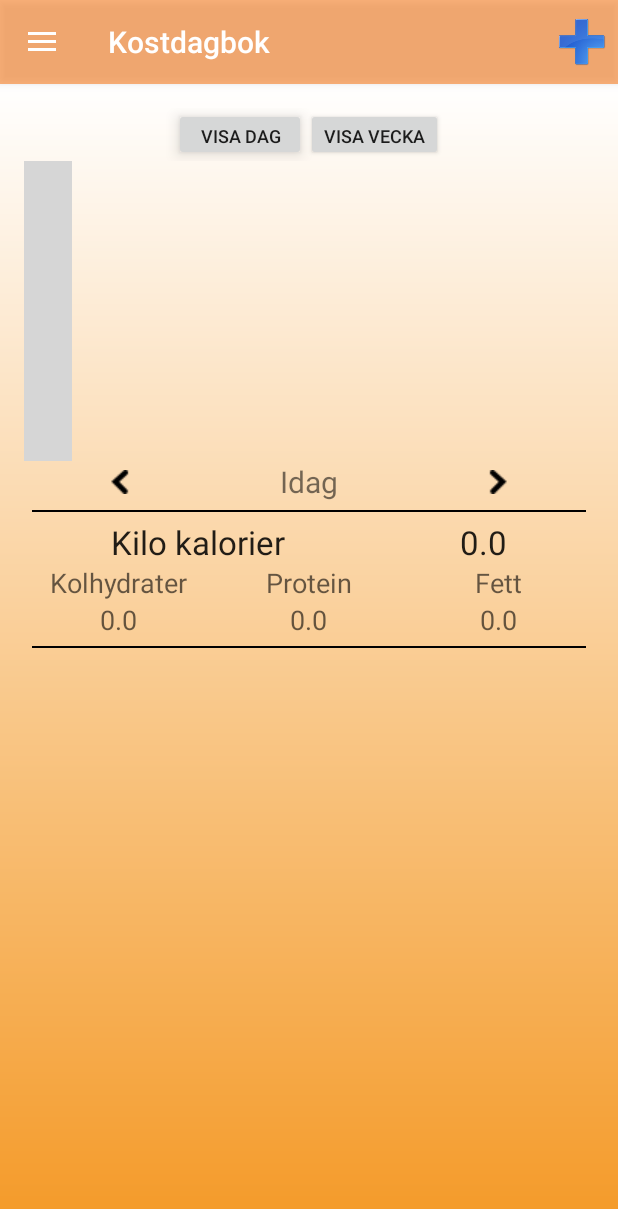
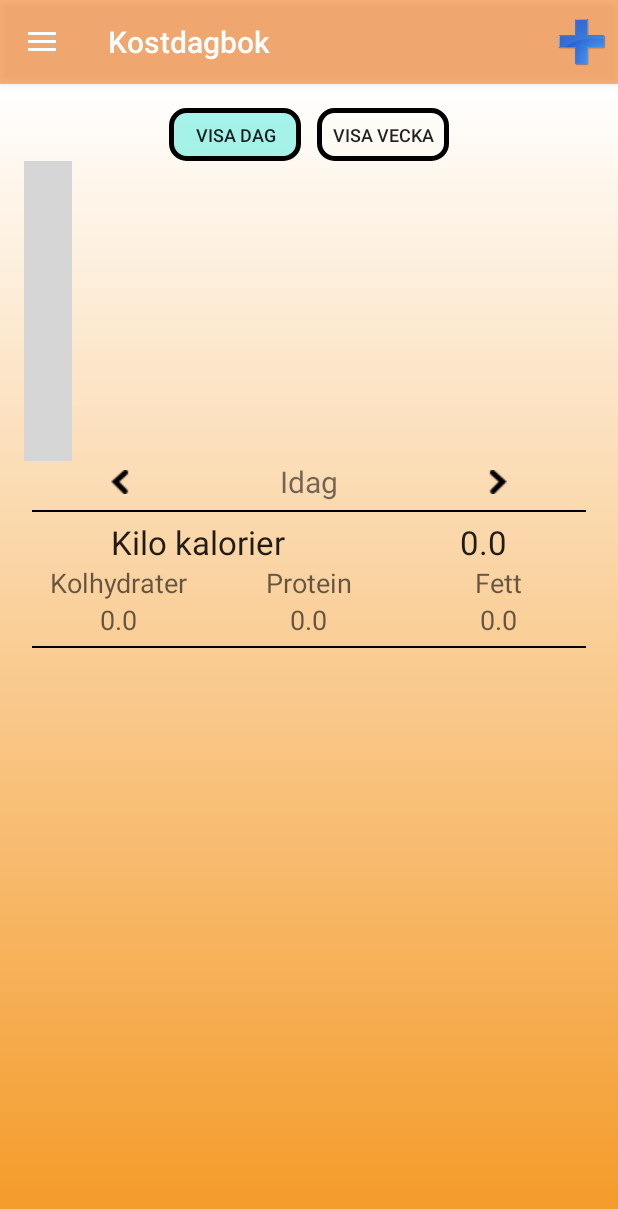
Before and after one commit to VitoInfinito/DATX02-15-39, an Android app: the DietHomeActivity screen opened directly, with no data from a screen before it, after a tap on "VISA DAG", on a phone screen of 412 x 824 dp. Shown: the top 1209 px of the screen. Run offline under Robolectric (Android 15) with nearby library versions, the phone set to English and light mode, and no system bars; libraries missing offline, so code that uses them is left out: com.jjoe64.graphview; plain views replace GraphView; 17 statements that could not run were skipped; grey boxes are pictures that could not be loaded.

Commit message:
Fixed a bug

```diff
--- a/ToK/app/src/main/java/com/kandidat/datx02_15_39/tok/layout/DietHomeActivity.java
+++ b/ToK/app/src/main/java/com/kandidat/datx02_15_39/tok/layout/DietHomeActivity.java
@@ -44,7 +44,6 @@ public class DietHomeActivity extends CustomActionBarActivity {
     private TextView kcalText, carbText, protText, fatText;
     private Calendar cal;
     private BarGraphSeries<DataPoint> series;
-    ArrayList<Food> foodList;
 
 	private ViewAddDietFragment tempFragment;
 
@@ -69,7 +68,6 @@ public class DietHomeActivity extends CustomActionBarActivity {
 
         dietGraph = (GraphView) findViewById(R.id.diet_graph);
         series = new BarGraphSeries<>();
-        foodList = createTestFoodList();
 
         cal = Calendar.getInstance();
         tempCal = Calendar.getInstance();
@@ -87,13 +85,13 @@ public class DietHomeActivity extends CustomActionBarActivity {
             public boolean onTouch(View v, MotionEvent event) {
 
                 if (v == dayRadioButton) {
-                    weekRadioButton.setPressed(false);
-                    v.setPressed(true);
+                    weekRadioButton.setActivated(false);
+                    v.setActivated(true);
                     resetDay();
 
-                } else {
-                    dayRadioButton.setPressed(false);
-                    v.setPressed(true);
+                } else if(v == weekRadioButton){
+                    dayRadioButton.setActivated(false);
+                    v.setActivated(true);
                     resetWeek();
                 }
                 return true;
@@ -102,7 +100,7 @@ public class DietHomeActivity extends CustomActionBarActivity {
 
         myDiary = DietDiary.getInstance();
 
-        dayRadioButton.setPressed(true);
+        dayRadioButton.setActivated(true);
         dayRadioButton.setOnTouchListener(dayAndWeekListener);
         weekRadioButton.setOnTouchListener(dayAndWeekListener);
 
@@ -171,16 +169,6 @@ public class DietHomeActivity extends CustomActionBarActivity {
         }
     }
 
-    private ArrayList<Food> createTestFoodList() {
-        Food testFood = new Food(460, 120, 20, 40, "Kokt potatis", "Mjölig potatis som är kokt", Food.FoodPrefix.g, 200);
-        Food testFoodTwo = new Food(300, 24, 15, 45, "Kokt Wienerkorv", "Wienerkorv som är kokt", Food.FoodPrefix.g, 250);
-        Food testFoodThree = new Food(150, 24, 15, 45, "Bostongurka", "Finns inget mer att säga", Food.FoodPrefix.g, 250);
-        ArrayList<Food> foodList = new ArrayList<>();
-        foodList.add(testFood);
-        foodList.add(testFoodTwo);
-        foodList.add(testFoodThree);
-        return foodList;
-    }
 
     //updates the meal list with the appropriate meals for given dates
     private void updateMealList(){
@@ -315,7 +303,7 @@ public class DietHomeActivity extends CustomActionBarActivity {
     }
 
     private boolean isDayView() {
-        return dayRadioButton.isPressed();
+        return dayRadioButton.isActivated();
     }
 
     public void onLeftButtonClick(View view) {
--- a/ToK/app/src/main/res/layout/activity_diet_home.xml
+++ b/ToK/app/src/main/res/layout/activity_diet_home.xml
@@ -53,7 +53,9 @@
 
                                 android:textSize="12sp"
                                 android:onClick="onDayViewClick"
-                                />
+                                android:background="@drawable/border_transparent_background"
+                                android:layout_marginLeft="5dp"
+                                android:layout_marginRight="5dp"/>
 
                             <Button
                                 android:layout_width="wrap_content"
@@ -61,7 +63,10 @@
                                 android:text="Visa vecka"
                                 android:textSize="12sp"
                                 android:id="@+id/week_radiobutton"
-                                android:onClick="onWeekViewClick"/>
+                                android:onClick="onWeekViewClick"
+                                android:background="@drawable/border_transparent_background"
+                                android:layout_marginLeft="5dp"
+                                android:layout_marginRight="5dp"/>
 
                     </LinearLayout>
 
```
